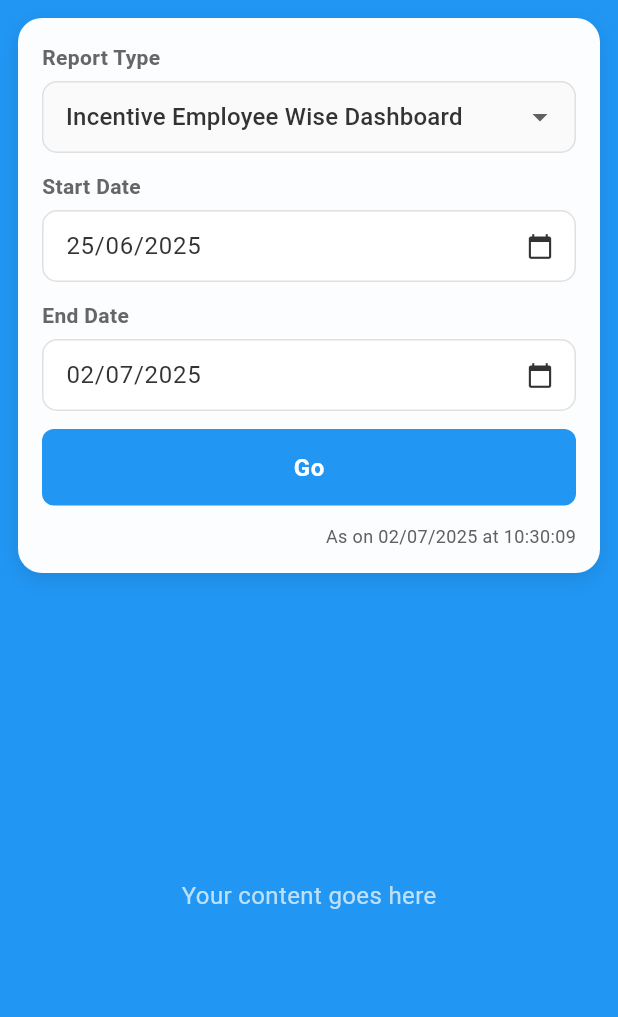
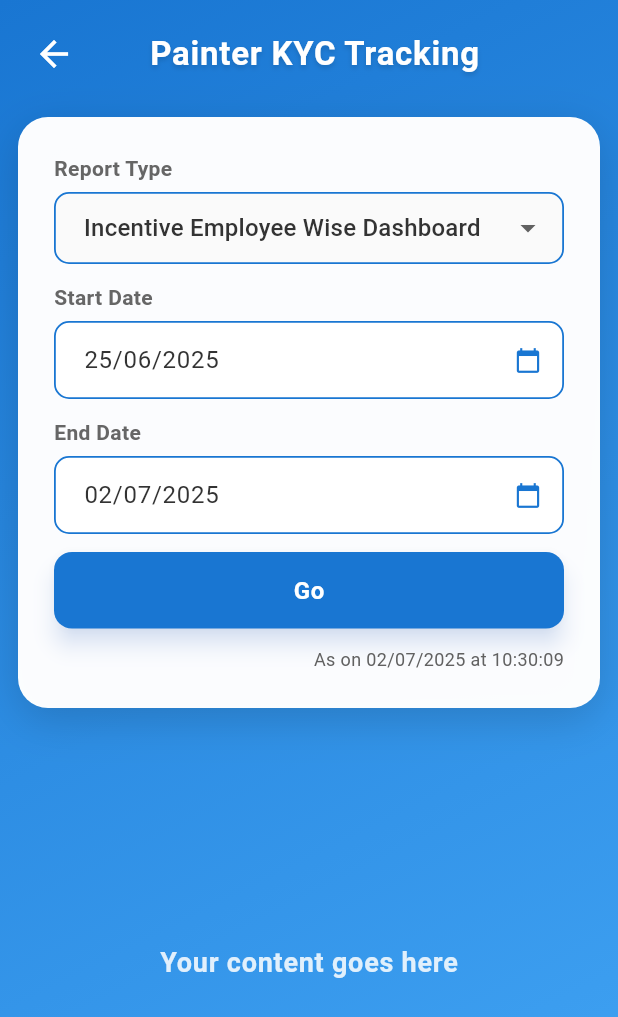
Before and after one commit to magan110/SparshResponsive, a Flutter app: the PainterKycTrackingPage screen opened directly, on a phone screen of 412 x 824 dp. Shown: the top 1017 px of the screen. Run offline on Flutter 3.47's test engine with Material 3 defaults, Android fonts, the phone set to English and light mode, and no system bars; our stand-ins replace dropdown_search, firebase_auth, firebase_core, firebase_messaging, fl_chart, flutter_animate and 6 more; missing offline and left inert: mobile_scanner; accounts and stored records are empty.

Commit message:
Enhance UI for multiple pages and remove Home/Logout buttons as requested

```diff
--- a/lib/main.dart
+++ b/lib/main.dart
@@ -1,5 +1,6 @@
 import 'package:flutter/material.dart';
 import 'package:firebase_core/firebase_core.dart';
+import 'package:learning2/screens/DsrVisitScreen.dart';
 import 'package:learning2/screens/Home_screen.dart';
 import 'package:learning2/screens/firebase_api.dart';
 import 'package:learning2/screens/notification_screen.dart';
@@ -42,7 +43,7 @@ class MyApp extends StatelessWidget {
       debugShowCheckedModeBanner: false,
       title: 'SPARSH',
       theme: AppTheme.lightTheme,
-      home: const HomeScreen(),
+      home: HomeScreen(),
     );
   }
 }
--- a/lib/screens/PainterKycTrackingPage.dart
+++ b/lib/screens/PainterKycTrackingPage.dart
@@ -5,11 +5,11 @@ import 'package:intl/intl.dart';
 
 /// A fully responsive screen that matches the provided screenshot:
 /// - Blue gradient background
-/// - White, rounded “filter card” at top
+/// - White, rounded "filter card" at top
 /// - Searchable Report Type dropdown
 /// - Start Date / End Date fields with date pickers
-/// - “Go” button (blue)
-/// - “As on DD/MM/YYYY at HH:MM:SS” timestamp on the right
+/// - "Go" button (blue)
+/// - "As on DD/MM/YYYY at HH:MM:SS" timestamp on the right
 class PainterKycTrackingPage extends StatefulWidget {
   const PainterKycTrackingPage({super.key});
 
@@ -38,14 +38,14 @@ class _PainterKycTrackingPageState extends State<PainterKycTrackingPage> {
   final TextEditingController _startDateController = TextEditingController();
   final TextEditingController _endDateController = TextEditingController();
 
-  // DateFormat for “dd/MM/yyyy”
+  // DateFormat for "dd/MM/yyyy"
   final DateFormat _dateFormatter = DateFormat('dd/MM/yyyy');
 
   @override
   void initState() {
     super.initState();
 
-    // Default selected type → “Incentive Employee Wise Dashboard” if it exists
+    // Default selected type → "Incentive Employee Wise Dashboard" if it exists
     if (_reportTypes.contains('Incentive Employee Wise Dashboard')) {
       _selectedReportType = 'Incentive Employee Wise Dashboard';
     } else {
@@ -91,7 +91,7 @@ class _PainterKycTrackingPageState extends State<PainterKycTrackingPage> {
     }
   }
 
-  /// Returns “As on DD/MM/YYYY at HH:MM:SS” for the current moment
+  /// Returns "As on DD/MM/YYYY at HH:MM:SS" for the current moment
   String _formattedTimestamp() {
     DateTime now = DateTime.now();
     String datePart = _dateFormatter.format(now);
@@ -102,11 +102,18 @@ class _PainterKycTrackingPageState extends State<PainterKycTrackingPage> {
   @override
   Widget build(BuildContext context) {
     return Scaffold(
-      // We don’t use an AppBar here because the screenshot didn’t show one—
+      // We don't use an AppBar here because the screenshot didn't show one—
       // the card floats on a gradient background.
       body: Container(
         decoration: const BoxDecoration(
-          color: Colors.blue,
+          gradient: LinearGradient(
+            colors: [
+              Color(0xFF1976D2), // Deep blue
+              Color(0xFF42A5F5), // Lighter blue
+            ],
+            begin: Alignment.topLeft,
+            end: Alignment.bottomRight,
+          ),
         ),
         child: SafeArea(
           child: Padding(
@@ -119,22 +126,61 @@ class _PainterKycTrackingPageState extends State<PainterKycTrackingPage> {
                 return Column(
                   crossAxisAlignment: CrossAxisAlignment.stretch,
                   children: [
-                    // The white rounded “filter card”
+                    // Top bar with back button and title
+                    Row(
+                      children: [
+                        IconButton(
+                          icon: const Icon(Icons.arrow_back, color: Colors.white, size: 28),
+                          onPressed: () => Navigator.of(context).pop(),
+                          tooltip: 'Back',
+                        ),
+                        const SizedBox(width: 8),
+                        Expanded(
+                          child: Text(
+                            'Painter KYC Tracking',
+                            textAlign: TextAlign.center,
+                            style: TextStyle(
+                              color: Colors.white,
+                              fontSize: 22,
+                              fontWeight: FontWeight.bold,
+                              letterSpacing: 0.5,
+                              shadows: [
+                                Shadow(
+                                  color: Colors.black.withOpacity(0.15),
+                                  blurRadius: 4,
+                                  offset: Offset(0, 2),
+                                ),
+                              ],
+                            ),
+                          ),
+                        ),
+                        // To keep the title centered, add a dummy icon with opacity 0
+                        Opacity(
+                          opacity: 0,
+                          child: IconButton(
+                            icon: const Icon(Icons.arrow_back),
+                            onPressed: null,
+                          ),
+                        ),
+                      ],
+                    ),
+                    const SizedBox(height: 18),
+                    // The white rounded "filter card"
                     Container(
                       decoration: BoxDecoration(
-                        color: Colors.white.withValues(alpha: 0.98),
-                        borderRadius: BorderRadius.circular(16),
+                        color: Colors.white.withOpacity(0.98),
+                        borderRadius: BorderRadius.circular(20),
                         boxShadow: [
                           BoxShadow(
-                            color: Colors.black.withValues(alpha: 0.1),
-                            blurRadius: 10,
-                            offset: const Offset(0, 4),
+                            color: Colors.black.withOpacity(0.15),
+                            blurRadius: 24,
+                            offset: const Offset(0, 8),
                           ),
                         ],
                       ),
                       padding: const EdgeInsets.symmetric(
-                        vertical: 16,
-                        horizontal: 16,
+                        vertical: 24,
+                        horizontal: 24,
                       ),
                       child: isMobile
                           ? _buildMobileLayout()
@@ -147,8 +193,10 @@ class _PainterKycTrackingPageState extends State<PainterKycTrackingPage> {
                         child: Text(
                           'Your content goes here',
                           style: TextStyle(
-                            color: Colors.white.withValues(alpha: 0.7),
-                            fontSize: isMobile ? 16 : 24,
+                            color: Colors.white.withOpacity(0.85),
+                            fontSize: isMobile ? 18 : 28,
+                            fontWeight: FontWeight.w600,
+                            letterSpacing: 0.5,
                           ),
                         ),
                       ),
@@ -189,7 +237,7 @@ class _PainterKycTrackingPageState extends State<PainterKycTrackingPage> {
         // 4) Go button (full-width)
         ElevatedButton(
           onPressed: () {
-            // TODO: wire up your “Go” logic
+            // TODO: wire up your "Go" logic
             final sel = _selectedReportType ?? '(none)';
             final sd = _startDateController.text;
             final ed = _endDateController.text;
@@ -198,9 +246,11 @@ class _PainterKycTrackingPageState extends State<PainterKycTrackingPage> {
           style: ElevatedButton.styleFrom(
             minimumSize: const Size(double.infinity, 48),
             shape: RoundedRectangleBorder(
-              borderRadius: BorderRadius.circular(8),
+              borderRadius: BorderRadius.circular(12),
             ),
-            backgroundColor: Colors.blue,
+            backgroundColor: const Color(0xFF1976D2),
+            elevation: 6,
+            shadowColor: Colors.blueAccent.withOpacity(0.3),
           ),
           child: const Text(
             'Go',
@@ -266,9 +316,11 @@ class _PainterKycTrackingPageState extends State<PainterKycTrackingPage> {
             },
             style: ElevatedButton.styleFrom(
               shape: RoundedRectangleBorder(
-                borderRadius: BorderRadius.circular(8),
+                borderRadius: BorderRadius.circular(12),
               ),
-              backgroundColor: Colors.blue,
+              backgroundColor: const Color(0xFF1976D2),
+              elevation: 6,
+              shadowColor: Colors.blueAccent.withOpacity(0.3),
             ),
             child: const Text(
               'Go',
@@ -296,7 +348,7 @@ class _PainterKycTrackingPageState extends State<PainterKycTrackingPage> {
     );
   }
 
-  /// A searchable “Report Type” dropdown using dropdown_search package.
+  /// A searchable "Report Type" dropdown using dropdown_search package.
   Widget _buildReportTypeDropdown() {
     return Column(
       crossAxisAlignment: CrossAxisAlignment.start,
@@ -310,9 +362,14 @@ class _PainterKycTrackingPageState extends State<PainterKycTrackingPage> {
           value: _selectedReportType,
           decoration: InputDecoration(
             contentPadding:
-            const EdgeInsets.symmetric(horizontal: 12, vertical: 4),
+            const EdgeInsets.symmetric(horizontal: 16, vertical: 10),
             border: OutlineInputBorder(
-              borderRadius: BorderRadius.circular(8),
+              borderRadius: BorderRadius.circular(10),
+              borderSide: const BorderSide(color: Color(0xFF1976D2), width: 1.2),
+            ),
+            enabledBorder: OutlineInputBorder(
+              borderRadius: BorderRadius.circular(10),
+              borderSide: const BorderSide(color: Color(0xFF1976D2), width: 1.2),
             ),
             filled: true,
             fillColor: Colors.grey.shade50,
@@ -357,11 +414,16 @@ class _PainterKycTrackingPageState extends State<PainterKycTrackingPage> {
               decoration: InputDecoration(
                 isDense: true,
                 contentPadding:
-                const EdgeInsets.symmetric(horizontal: 12, vertical: 12),
+                const EdgeInsets.symmetric(horizontal: 16, vertical: 14),
                 border: OutlineInputBorder(
-                  borderRadius: BorderRadius.circular(8),
+                  borderRadius: BorderRadius.circular(10),
+                  borderSide: const BorderSide(color: Color(0xFF1976D2), width: 1.2),
                 ),
-                suffixIcon: const Icon(Icons.calendar_today),
+                enabledBorder: OutlineInputBorder(
+                  borderRadius: BorderRadius.circular(10),
+                  borderSide: const BorderSide(color: Color(0xFF1976D2), width: 1.2),
+                ),
+                suffixIcon: const Icon(Icons.calendar_today, color: Color(0xFF1976D2)),
               ),
             ),
           ),
--- a/pubspec.yaml
+++ b/pubspec.yaml
@@ -72,6 +72,12 @@ dependencies:
   # Feedback
   fluttertoast: ^8.2.4
 
+  # Map and Location
+  google_maps_flutter: ^2.5.0
+
+  # Autocomplete
+  flutter_typeahead: ^5.2.0
+
 dev_dependencies:
   flutter_test:
     sdk: flutter
```
Also changed, not shown: lib/screens/AccountsStatementPage.dart (+24 -11 lines), lib/screens/EmployeeDashboardPage.dart (+0 -16 lines), lib/screens/GrcLeadEntryPage.dart (+35 -22 lines), lib/screens/SchemeDocumentPage.dart (+0 -19 lines), lib/screens/UniversalOutletRegistrationPage.dart (+26 -6 lines), pubspec.lock, 26 other files.
